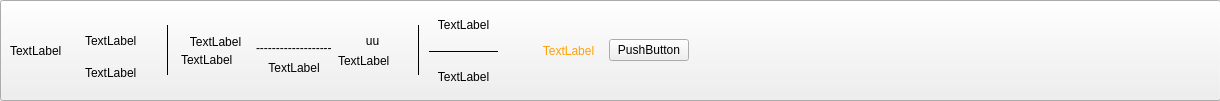
The window that ticketinfo.ui (bjutSecurityst/Dtrip) describes before a commit, drawn with Qt 5.
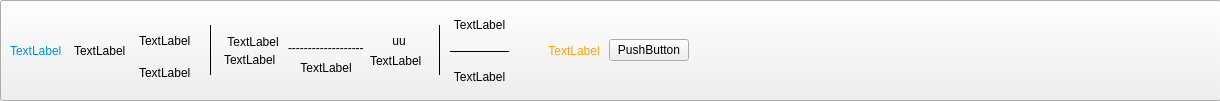
The same window after the commit.

The edit to the form file:
```diff
--- a/ticketinfo.ui
+++ b/ticketinfo.ui
@@ -35,6 +35,16 @@
     <property name="rightMargin">
      <number>2</number>
     </property>
+    <item>
+     <widget class="QLabel" name="label_13">
+      <property name="styleSheet">
+       <string notr="true">color: rgb(0, 145, 218);font: 12pt &quot;Microsoft YaHei UI&quot;;</string>
+      </property>
+      <property name="text">
+       <string>TextLabel</string>
+      </property>
+     </widget>
+    </item>
     <item>
      <widget class="QLabel" name="label">
       <property name="text">
```
